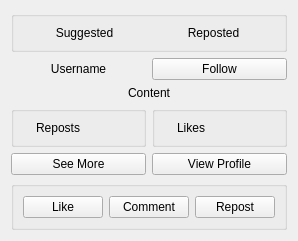
Sobrah/Linkedin, file Forms/collection.ui: the form before one commit.
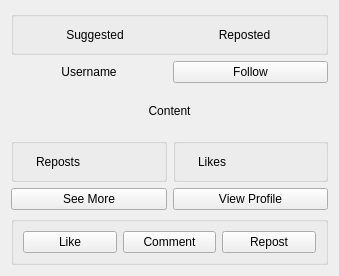
The form after the commit.

The edit to the form file:
```diff
--- a/Forms/collection.ui
+++ b/Forms/collection.ui
@@ -6,8 +6,8 @@
    <rect>
     <x>0</x>
     <y>0</y>
-    <width>275</width>
-    <height>228</height>
+    <width>339</width>
+    <height>276</height>
    </rect>
   </property>
   <layout class="QGridLayout" name="gridLayout">
```
Left out of the diff: 18 changed lines with no effect on the pictures.
